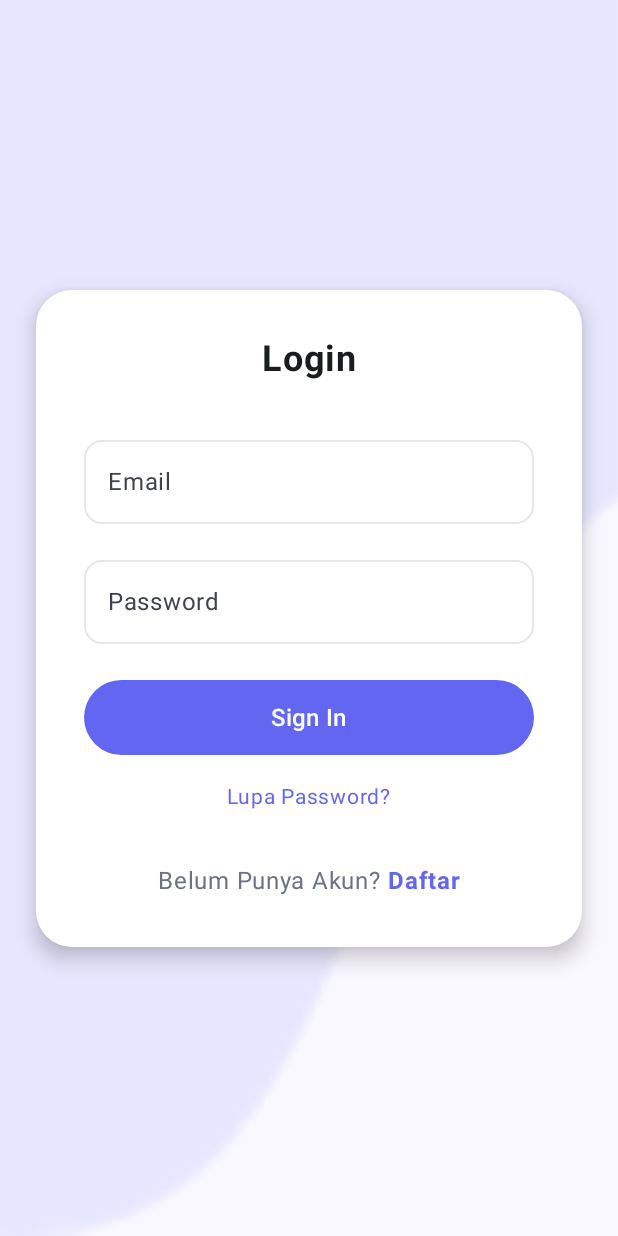
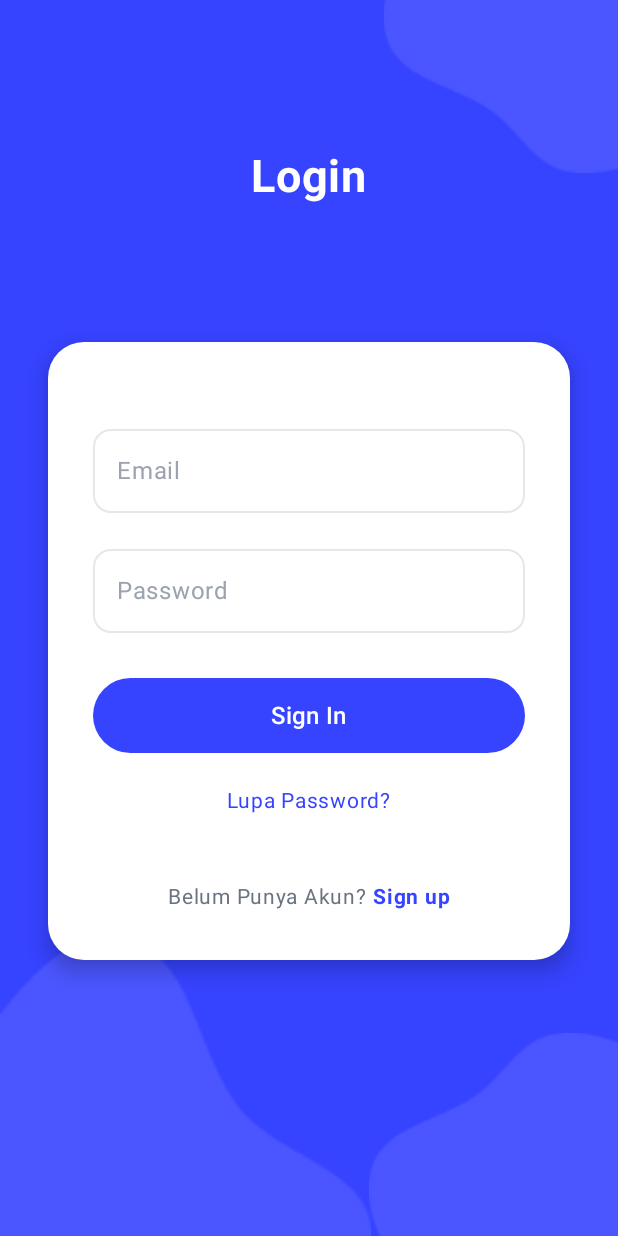
Before and after one commit to dionmarshalll/pam, an Android app built with Jetpack Compose: the screen it shows after launch (MainActivity), on a phone screen of 412 x 824 dp. Run offline under Robolectric (Android 15) with nearby library versions, the phone set to English and light mode, and no system bars.

Commit message:
Update Login

```diff
--- a/app/src/main/java/com/example/pam/feature/LoginScreen.kt
+++ b/app/src/main/java/com/example/pam/feature/LoginScreen.kt
@@ -10,6 +10,7 @@ import androidx.compose.runtime.*
 import androidx.compose.ui.Alignment
 import androidx.compose.ui.Modifier
 import androidx.compose.ui.graphics.Color
+import androidx.compose.ui.graphics.graphicsLayer
 import androidx.compose.ui.layout.ContentScale
 import androidx.compose.ui.res.painterResource
 import androidx.compose.ui.text.font.FontWeight
@@ -29,28 +30,78 @@ fun LoginScreen(navController: NavController) {
     var password by remember { mutableStateOf("") }
 
     Box(
-        modifier = Modifier.fillMaxSize()
+        modifier = Modifier
+            .fillMaxSize()
+            .background(Color(0xFF3643FF))
     ) {
-        // Background gradient/image
+
+//        Image(
+//            painter = painterResource(id = R.drawable.candy_background_1),
+//            contentDescription = null,
+//            contentScale = ContentScale.FillWidth,
+//            modifier = Modifier
+//                .align(Alignment.TopStart)
+//                .fillMaxWidth(0.6f)
+//                .offset(y = (-20).dp)
+//        )
+        Image(
+            painter = painterResource(id = R.drawable.candy_background_2),
+            contentDescription = null,
+            contentScale = ContentScale.FillWidth,
+            modifier = Modifier
+                .align(Alignment.TopEnd)
+                .fillMaxWidth(0.5f)
+                .offset(y = (-20).dp)
+                .offset(x = (50).dp)
+        )
         Image(
             painter = painterResource(id = R.drawable.candy_background_1),
             contentDescription = null,
-            contentScale = ContentScale.Crop,
-            modifier = Modifier.fillMaxSize()
+            contentScale = ContentScale.FillWidth,
+            modifier = Modifier
+                .align(Alignment.BottomStart)
+                .fillMaxWidth(0.6f)
+                .offset(y = 20.dp)
+                .graphicsLayer {
+                    rotationZ = 180f
+                    scaleX = -1f
+                }
+        )
+        Image(
+            painter = painterResource(id = R.drawable.candy_background_2),
+            contentDescription = null,
+            contentScale = ContentScale.FillWidth,
+            modifier = Modifier
+                .align(Alignment.BottomEnd)
+                .fillMaxWidth(0.5f)
+                .offset(x = 40.dp)
+                .graphicsLayer {
+                    rotationZ = 180f
+                    scaleX = -1f
+                }
         )
 
         Column(
-            modifier = Modifier
-                .fillMaxSize()
-                .padding(horizontal = 24.dp),
-            horizontalAlignment = Alignment.CenterHorizontally,
-            verticalArrangement = Arrangement.Center
+            modifier = Modifier.fillMaxSize(),
+            horizontalAlignment = Alignment.CenterHorizontally
         ) {
-            // Card container untuk form
-            Card(
+            Spacer(modifier = Modifier.height(100.dp))
+
+
+            Text(
+                text = "Login",
+                fontSize = 30.sp,
+                fontWeight = FontWeight.Bold,
+                color = Color.White
+            )
+
+            Spacer(modifier = Modifier.height(60.dp))
+
+              Card(
                 modifier = Modifier
                     .fillMaxWidth()
-                    .padding(vertical = 32.dp),
+                    .padding(vertical = 32.dp)
+                    .padding(horizontal = 32.dp),
                 shape = RoundedCornerShape(24.dp),
                 colors = CardDefaults.cardColors(
                     containerColor = Color.White
@@ -62,40 +113,44 @@ fun LoginScreen(navController: NavController) {
                 Column(
                     modifier = Modifier
                         .fillMaxWidth()
-                        .padding(32.dp),
+                        .padding(30.dp),
                     horizontalAlignment = Alignment.CenterHorizontally
                 ) {
-                    // Judul
-                    Text(
-                        text = "Login",
-                        fontSize = 24.sp,
-                        fontWeight = FontWeight.Bold,
-                        color = Color(0xFF1A1D1E)
-                    )
-
-                    Spacer(modifier = Modifier.height(32.dp))
+                    Spacer(modifier = Modifier.height(20.dp))
 
                     // Email field
                     OutlinedTextField(
                         value = email,
                         onValueChange = { email = it },
-                        label = { Text("Email") },
+                        label = {
+                            Text(
+                                "Email",
+                                color = Color(0xFF9CA3AF)
+                            )
+                        },
                         singleLine = true,
                         modifier = Modifier.fillMaxWidth(),
                         shape = RoundedCornerShape(12.dp),
                         colors = OutlinedTextFieldDefaults.colors(
-                            focusedBorderColor = Color(0xFF6366F1),
-                            unfocusedBorderColor = Color(0xFFE5E7EB)
+                            focusedBorderColor = Color(0xFF3643FF),
+                            unfocusedBorderColor = Color(0xFFE5E7EB),
+                            focusedLabelColor = Color(0xFF3643FF),
+                            cursorColor = Color(0xFF3643FF)
                         )
                     )
 
                     Spacer(modifier = Modifier.height(16.dp))
 
-                    // Password
+                    // Password field
                     OutlinedTextField(
                         value = password,
                         onValueChange = { password = it },
-                        label = { Text("Password") },
+                        label = {
+                            Text(
+                                "Password",
+                                color = Color(0xFF9CA3AF)
+                            )
+                        },
                         singleLine = true,
                         visualTransformation = PasswordVisualTransformation(),
                         keyboardOptions = androidx.compose.foundation.text.KeyboardOptions(
@@ -104,14 +159,16 @@ fun LoginScreen(navController: NavController) {
                         modifier = Modifier.fillMaxWidth(),
                         shape = RoundedCornerShape(12.dp),
                         colors = OutlinedTextFieldDefaults.colors(
-                            focusedBorderColor = Color(0xFF6366F1),
-                            unfocusedBorderColor = Color(0xFFE5E7EB)
+                            focusedBorderColor = Color(0xFF3643FF),
+                            unfocusedBorderColor = Color(0xFFE5E7EB),
+                            focusedLabelColor = Color(0xFF3643FF),
+                            cursorColor = Color(0xFF3643FF)
                         )
                     )
 
-                    Spacer(modifier = Modifier.height(24.dp))
+                    Spacer(modifier = Modifier.height(30.dp))
 
-                    // Tombol Login
+                    // Tombol Sign In
                     Button(
                         onClick = { navController.navigate("profile") },
                         modifier = Modifier
@@ -119,38 +176,41 @@ fun LoginScreen(navController: NavController) {
                             .height(50.dp),
                         shape = RoundedCornerShape(25.dp),
                         colors = ButtonDefaults.buttonColors(
-                            containerColor = Color(0xFF6366F1)
+                            containerColor = Color(0xFF3643FF)
                         )
                     ) {
                         Text(
                             text = "Sign In",
                             fontSize = 16.sp,
-                            fontWeight = FontWeight.Medium
+                            fontWeight = FontWeight.SemiBold,
+                            color = Color.White
                         )
                     }
 
-                    Spacer(modifier = Modifier.height(16.dp))
+                    Spacer(modifier = Modifier.height(20.dp))
 
                     // Link lupa password
                     Text(
                         text = "Lupa Password?",
                         fontSize = 14.sp,
-                        color = Color(0xFF6366F1),
-                        modifier = Modifier.clickable {  }
+                        color = Color(0xFF3643FF),
+                        modifier = Modifier.clickable { /* TODO: navigasi reset password */ }
                     )
 
-                    Spacer(modifier = Modifier.height(32.dp))
+                    Spacer(modifier = Modifier.height(40.dp))
 
-                    // Link ke Registrasi wak
+                    // Link ke Sign Up
                     Row {
                         Text(
                             text = "Belum Punya Akun? ",
-                            color = Color(0xFF6B7280)
+                            color = Color(0xFF6B7280),
+                            fontSize = 14.sp
                         )
                         Text(
-                            text = "Daftar",
-                            color = Color(0xFF6366F1),
+                            text = "Sign up",
+                            color = Color(0xFF3643FF),
                             fontWeight = FontWeight.Bold,
+                            fontSize = 14.sp,
                             modifier = Modifier.clickable {
                                 navController.navigate("signup")
                             }
--- a/app/src/main/java/com/example/pam/feature/RegisterScreen.kt
+++ b/app/src/main/java/com/example/pam/feature/RegisterScreen.kt
@@ -39,7 +39,7 @@ fun RegisterScreen(navController: NavController) {
         modifier = Modifier
             .fillMaxSize()
             .padding(horizontal = 32.dp)
-            .verticalScroll(rememberScrollState()), // Penting untuk form yang panjang
+            .verticalScroll(rememberScrollState()),
         horizontalAlignment = Alignment.CenterHorizontally
     ) {
         Spacer(modifier = Modifier.height(48.dp))
```
